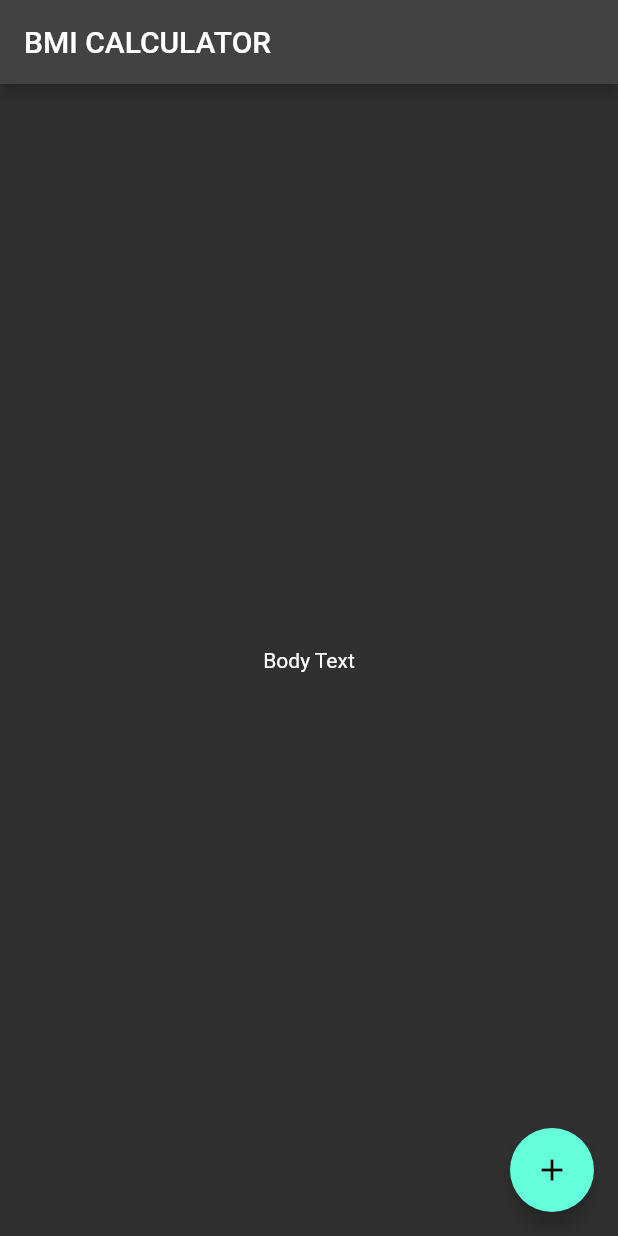
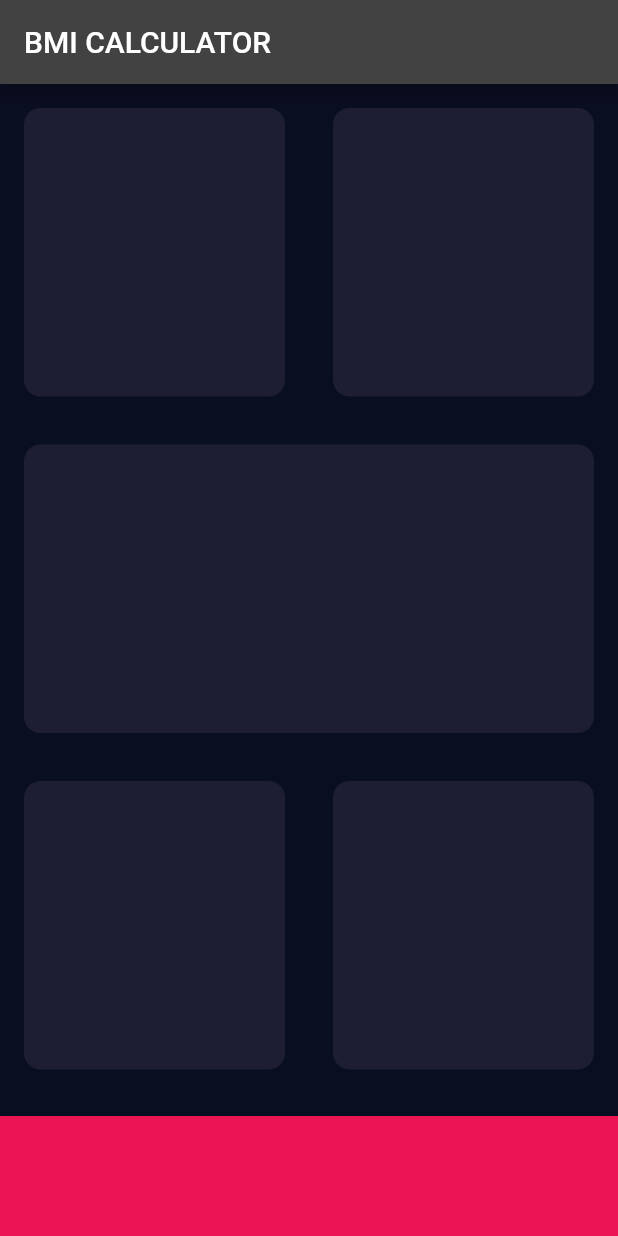
Before and after one commit to HeratUni-CS/bmi-calculator-EhsanEsmaily747, a Flutter app: the screen it shows after launch, on a phone screen of 412 x 824 dp. Run offline on Flutter 3.47's test engine with Material 2 defaults, Android fonts, the phone set to English and light mode, and no system bars.

Commit message:
bottomCard added

```diff
--- a/lib/inputPage.dart
+++ b/lib/inputPage.dart
@@ -1,7 +1,10 @@
-
 
 
 import 'package:flutter/material.dart';
+
+const ButtonColor=Color(0xFFEB1555);
+const CardColor=Color(0xFF1D1E33);
+
 
 class InputPage extends StatefulWidget {
   @override
@@ -15,13 +18,69 @@ class _InputPageState extends State<InputPage> {
       appBar: AppBar(
         title: Text('BMI CALCULATOR'),
       ),
-      body: Center(
-        child: Text('Body Text'),
-      ),
-      floatingActionButton: FloatingActionButton(
-        onPressed: () {},
-        child: Icon(Icons.add),
+      body: Column(
+        children: [
+          Expanded(
+            child: Row(
+            children: [
+              Expanded(
+                child: reusableCard(
+                  color: CardColor,
+                ),
+                ),
+              Expanded(
+                child: reusableCard(
+                  color:CardColor,
+                  ),
+                ),
+            ] )
+          ),
+          Expanded(
+            child:reusableCard(
+                  color:CardColor,
+                  ),
+            ),
+          Expanded(
+            child:Row(
+              children: [
+                Expanded(
+                child: reusableCard(
+                  color:CardColor,
+                  ),
+                ),Expanded(
+                child: reusableCard(
+                  color:CardColor,
+                  ),
+                ),
+              ])
+               ),
+          Container(
+            color: ButtonColor,
+            margin: EdgeInsets.only(top: 15.0),
+            width: double.infinity,
+            height: 80.0,
+          ),
+        ],
       ),
     );
   }
 }
+
+
+class reusableCard extends StatelessWidget {
+
+  reusableCard({required this.color});
+
+  Color color;
+
+  @override
+  Widget build(BuildContext context) {
+    return Container(
+      margin: EdgeInsets.all(16.0),
+      decoration: BoxDecoration(
+        color: color,
+        borderRadius: BorderRadius.circular(11.0),
+      ),
+    );
+  }
+}
--- a/lib/main.dart
+++ b/lib/main.dart
@@ -8,7 +8,8 @@ class BMICalculator extends StatelessWidget {
   Widget build(BuildContext context) {
     return MaterialApp(
       theme: ThemeData.dark().copyWith(
-
+        primaryColor: Color(0xFF0A0E21),
+        scaffoldBackgroundColor: Color(0xFF0A0E21)
       ),
       home: InputPage(),
     );
```
